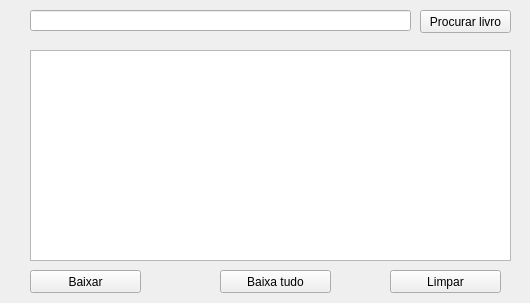
JamersonWalderson/py-power-searching, file main-designer.ui: the form before one commit.
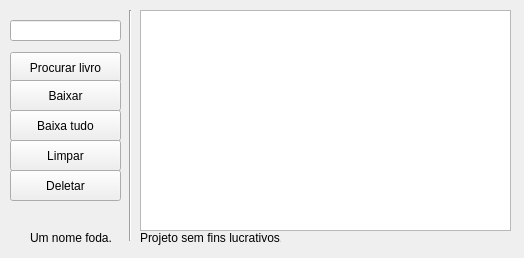
The form after the commit.

```diff
--- a/main-designer.ui
+++ b/main-designer.ui
@@ -6,8 +6,8 @@
    <rect>
     <x>0</x>
     <y>0</y>
-    <width>530</width>
-    <height>303</height>
+    <width>524</width>
+    <height>258</height>
    </rect>
   </property>
   <property name="windowTitle">
@@ -17,20 +17,26 @@
    <widget class="QLineEdit" name="txtPesquisar">
     <property name="geometry">
      <rect>
-      <x>30</x>
-      <y>10</y>
-      <width>381</width>
+      <x>10</x>
+      <y>20</y>
+      <width>111</width>
       <height>21</height>
      </rect>
     </property>
+    <property name="inputMask">
+     <string/>
+    </property>
+    <property name="text">
+     <string/>
+    </property>
    </widget>
    <widget class="QPushButton" name="btProcurar">
     <property name="geometry">
      <rect>
-      <x>420</x>
-      <y>10</y>
-      <width>91</width>
-      <height>23</height>
+      <x>10</x>
+      <y>52</y>
+      <width>111</width>
+      <height>31</height>
      </rect>
     </property>
     <property name="text">
@@ -40,10 +46,10 @@
    <widget class="QPushButton" name="btLimpar">
     <property name="geometry">
      <rect>
-      <x>390</x>
-      <y>270</y>
+      <x>10</x>
+      <y>140</y>
       <width>111</width>
-      <height>23</height>
+      <height>31</height>
      </rect>
     </property>
     <property name="text">
@@ -53,10 +59,10 @@
    <widget class="QPushButton" name="btBaixarTudo">
     <property name="geometry">
      <rect>
-      <x>220</x>
-      <y>270</y>
+      <x>10</x>
+      <y>110</y>
       <width>111</width>
-      <height>23</height>
+      <height>31</height>
      </rect>
     </property>
     <property name="text">
@@ -66,10 +72,10 @@
    <widget class="QPushButton" name="btBaixar">
     <property name="geometry">
      <rect>
-      <x>30</x>
-      <y>270</y>
+      <x>10</x>
+      <y>80</y>
       <width>111</width>
-      <height>23</height>
+      <height>31</height>
      </rect>
     </property>
     <property name="text">
@@ -79,11 +85,69 @@
    <widget class="QListWidget" name="listVisualizar">
     <property name="geometry">
      <rect>
+      <x>140</x>
+      <y>10</y>
+      <width>371</width>
+      <height>221</height>
+     </rect>
+    </property>
+   </widget>
+   <widget class="QLabel" name="label">
+    <property name="geometry">
+     <rect>
+      <x>140</x>
+      <y>230</y>
+      <width>141</width>
+      <height>16</height>
+     </rect>
+    </property>
+    <property name="font">
+     <font>
+      <family>Leelawadee UI</family>
+      <pointsize>9</pointsize>
+     </font>
+    </property>
+    <property name="text">
+     <string>Projeto sem fins lucrativos.</string>
+    </property>
+   </widget>
+   <widget class="QLabel" name="label_2">
+    <property name="geometry">
+     <rect>
       <x>30</x>
-      <y>50</y>
-      <width>481</width>
-      <height>211</height>
+      <y>230</y>
+      <width>81</width>
+      <height>16</height>
      </rect>
+    </property>
+    <property name="text">
+     <string>Um nome foda.</string>
+    </property>
+   </widget>
+   <widget class="QPushButton" name="btDeletar">
+    <property name="geometry">
+     <rect>
+      <x>10</x>
+      <y>170</y>
+      <width>111</width>
+      <height>31</height>
+     </rect>
+    </property>
+    <property name="text">
+     <string>Deletar</string>
+    </property>
+   </widget>
+   <widget class="Line" name="line">
+    <property name="geometry">
+     <rect>
+      <x>120</x>
+      <y>10</y>
+      <width>20</width>
+      <height>231</height>
+     </rect>
+    </property>
+    <property name="orientation">
+     <enum>Qt::Vertical</enum>
     </property>
    </widget>
   </widget>
```
Left out of the diff: 2 changed lines with no effect on the pictures.
